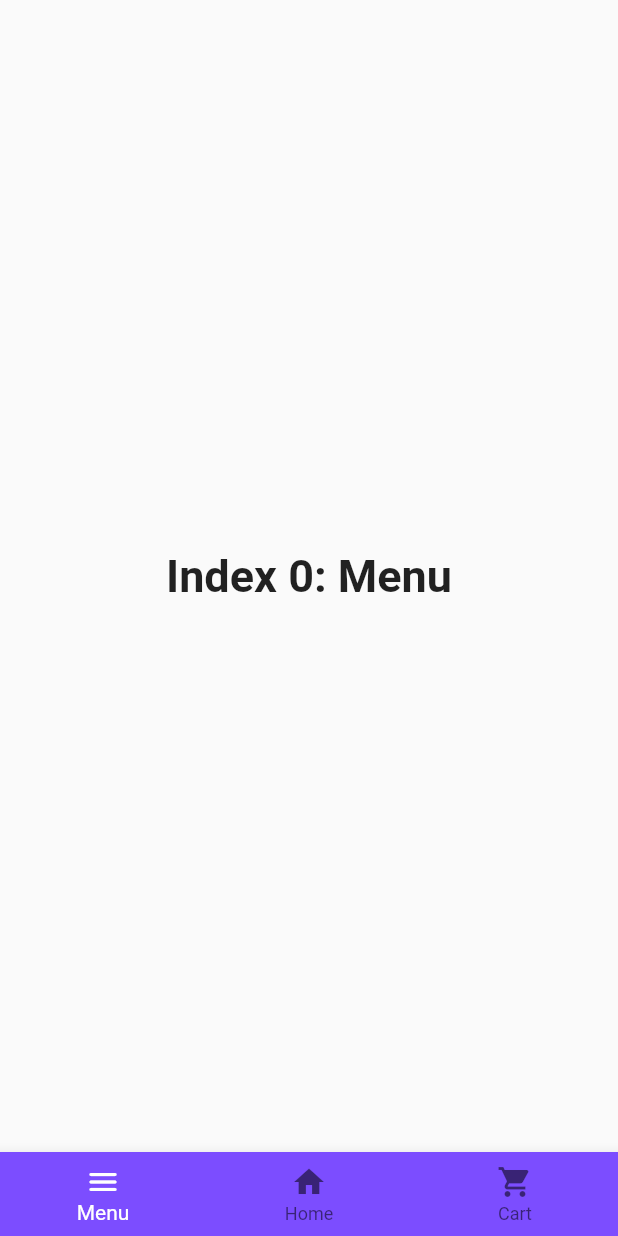
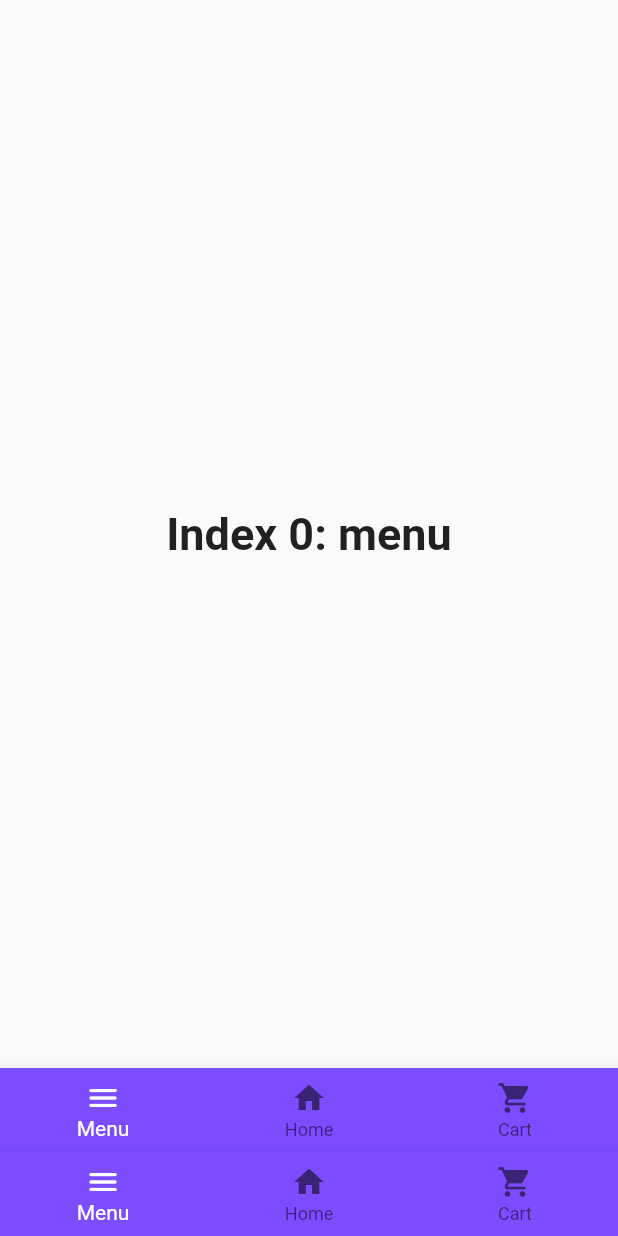
Before and after one commit to ntua-el17897/HCI, a Flutter app: the MyNavBarWidget screen opened directly, on a phone screen of 412 x 824 dp. Run offline on Flutter 3.47's test engine with Material 2 defaults, Android fonts, the phone set to English and light mode, and no system bars; missing offline and left inert: dart:html.

```diff
--- a/flutter_application_1/lib/pages/productsOverview.dart
+++ b/flutter_application_1/lib/pages/productsOverview.dart
@@ -1,14 +1,8 @@
 import 'dart:html';
 
 import 'package:flutter/material.dart';
-import 'package:flutter_application_1/pages/register.dart';
 
 import 'cart.dart';
-
-class ProductsOverview extends StatefulWidget {
-  @override
-  _ProductsOverviewState createState() => _ProductsOverviewState();
-}
 
 class _ProductsOverviewState extends State<ProductsOverview> {
   static const String _title = 'Flutter Code Sample';
@@ -29,27 +23,14 @@ class _ProductsOverviewState extends State<ProductsOverview> {
   }
 }
 
-class MyNavBarWidget extends StatefulWidget {
-  const MyNavBarWidget({Key? key}) : super(key: key);
-
-  @override
-  State<MyNavBarWidget> createState() => _MyNavBarWidgetState();
-}
-
 class _MyNavBarWidgetState extends State<MyNavBarWidget> {
   int _selectedIndex = 0;
   static const TextStyle optionStyle =
       TextStyle(fontSize: 30, fontWeight: FontWeight.bold);
   static const List<Widget> _widgetOptions = <Widget>[
-    Text(
-      'Index 0: Menu',
-      style: optionStyle,
-    ),
-    Text(
-      'Index 1: Home',
-      style: optionStyle,
-    ),
-    MyNavBarWidget()
+    MyMenuWidget(),
+    MyHomeWidget(),
+    MyCartWidget()
   ];
 
   void _onItemTapped(int index) {
@@ -90,3 +71,145 @@ class _MyNavBarWidgetState extends State<MyNavBarWidget> {
     );
   }
 }
+
+class _MyHomeWidgetState extends State<MyHomeWidget> {
+  int _selectedIndex = 0;
+  static const TextStyle optionStyle =
+      TextStyle(fontSize: 30, fontWeight: FontWeight.bold);
+  static const List<Widget> _widgetOptions = <Widget>[
+    Text(
+      'Index 0: hmomeMenu',
+      style: optionStyle,
+    ),
+    Text(
+      'Index 1:home Home',
+      style: optionStyle,
+    ),
+    Text(
+      'Index 1:home Home',
+      style: optionStyle,
+    )
+  ];
+
+  void _onItemTapped(int index) {
+    setState(() {
+      _selectedIndex = index;
+    });
+  }
+
+  @override
+  Widget build(BuildContext context) {
+    return Scaffold(
+      // appBar: AppBar(
+      //   title: const Text('BottomNavigationBar Sample'),
+      // ),
+      body: Center(
+        child: _widgetOptions.elementAt(_selectedIndex),
+      ),
+      bottomNavigationBar: BottomNavigationBar(
+        backgroundColor: Colors.deepPurpleAccent,
+        items: const <BottomNavigationBarItem>[
+          BottomNavigationBarItem(
+            icon: Icon(Icons.menu_rounded),
+            label: 'Menu',
+          ),
+          BottomNavigationBarItem(
+            icon: Icon(Icons.home),
+            label: 'Home',
+          ),
+          BottomNavigationBarItem(
+            icon: Icon(Icons.shopping_cart),
+            label: 'Cart',
+          ),
+        ],
+        currentIndex: _selectedIndex,
+        selectedItemColor: Colors.white,
+        onTap: _onItemTapped,
+      ),
+    );
+  }
+}
+
+class _MyMenuWidgetState extends State<MyMenuWidget> {
+  int _selectedIndex = 0;
+  static const TextStyle optionStyle =
+      TextStyle(fontSize: 30, fontWeight: FontWeight.bold);
+  static const List<Widget> _widgetOptions = <Widget>[
+    Text(
+      'Index 0: menu',
+      style: optionStyle,
+    ),
+    Text(
+      'Index 1:menumenu',
+      style: optionStyle,
+    ),
+    Text(
+      'Index 1:menu menu',
+      style: optionStyle,
+    )
+  ];
+
+  void _onItemTapped(int index) {
+    setState(() {
+      _selectedIndex = index;
+    });
+  }
+
+  @override
+  Widget build(BuildContext context) {
+    return Scaffold(
+      // appBar: AppBar(
+      //   title: const Text('BottomNavigationBar Sample'),
+      // ),
+      body: Center(
+        child: _widgetOptions.elementAt(_selectedIndex),
+      ),
+      bottomNavigationBar: BottomNavigationBar(
+        backgroundColor: Colors.deepPurpleAccent,
+        items: const <BottomNavigationBarItem>[
+          BottomNavigationBarItem(
+            icon: Icon(Icons.menu_rounded),
+            label: 'Menu',
+          ),
+          BottomNavigationBarItem(
+            icon: Icon(Icons.home),
+            label: 'Home',
+          ),
+          BottomNavigationBarItem(
+            icon: Icon(Icons.shopping_cart),
+            label: 'Cart',
+          ),
+        ],
+        currentIndex: _selectedIndex,
+        selectedItemColor: Colors.white,
+        onTap: _onItemTapped,
+      ),
+    );
+  }
+}
+
+class MyNavBarWidget extends StatefulWidget {
+  const MyNavBarWidget({Key? key}) : super(key: key);
+
+  @override
+  State<MyNavBarWidget> createState() => _MyNavBarWidgetState();
+}
+
+class MyMenuWidget extends StatefulWidget {
+  const MyMenuWidget({Key? key}) : super(key: key);
+
+  @override
+  State<MyMenuWidget> createState() => _MyMenuWidgetState();
+}
+
+class MyHomeWidget extends StatefulWidget {
+  const MyHomeWidget({Key? key}) : super(key: key);
+
+  @override
+  State<MyHomeWidget> createState() => _MyHomeWidgetState();
+}
+
+class ProductsOverview extends StatefulWidget {
+  @override
+  _ProductsOverviewState createState() => _ProductsOverviewState();
+}
```
Also changed, not shown: flutter_application_1/lib/pages/cart.dart (+66 -1 lines).
